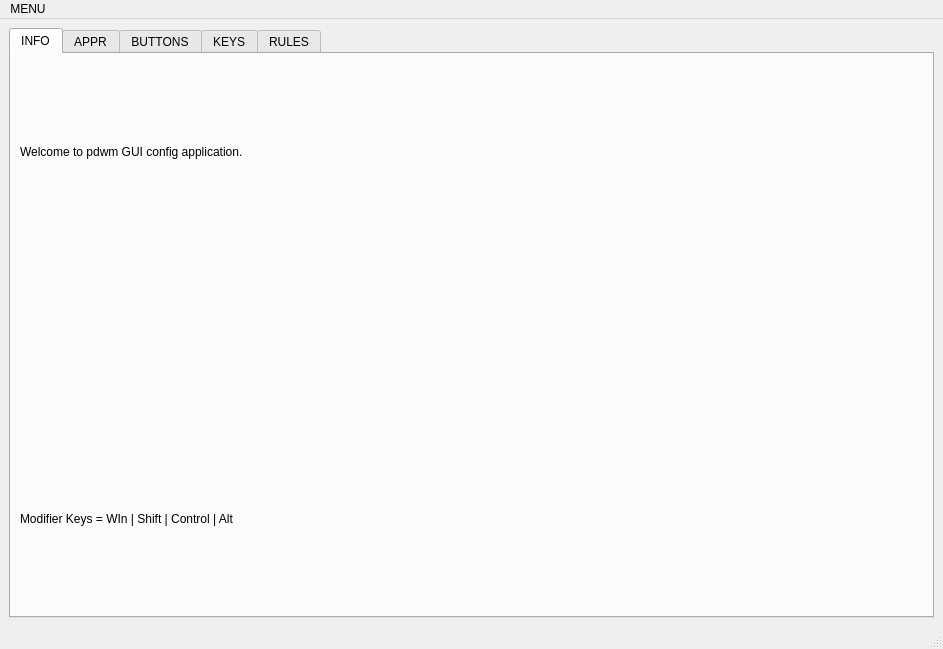
FT-Labs/pdwmc, file main.ui: the form before one commit.
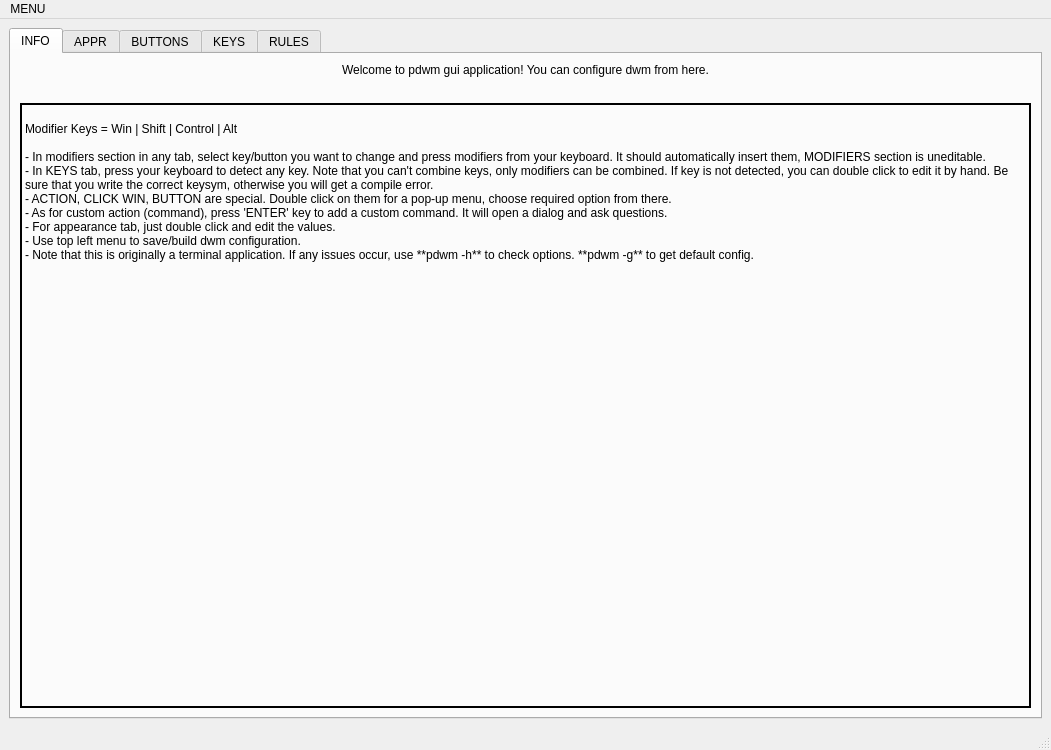
The form after the commit. Icons and pictures are not drawn.

Diff of the .ui file:
```diff
--- a/main.ui
+++ b/main.ui
@@ -6,8 +6,8 @@
    <rect>
     <x>0</x>
     <y>0</y>
-    <width>943</width>
-    <height>649</height>
+    <width>1051</width>
+    <height>750</height>
    </rect>
   </property>
   <property name="windowTitle">
@@ -31,14 +31,29 @@
            <enum>QLayout::SetMaximumSize</enum>
           </property>
           <item>
-           <widget class="QLabel" name="label">
+           <widget class="QLabel" name="label_pwdm_welcome">
+            <property name="sizePolicy">
+             <sizepolicy hsizetype="Preferred" vsizetype="Maximum">
+              <horstretch>0</horstretch>
+              <verstretch>0</verstretch>
+             </sizepolicy>
+            </property>
             <property name="text">
-             <string>Welcome to pdwm GUI config application.</string>
+             <string>Welcome to pdwm gui application! You can configure dwm from here.</string>
+            </property>
+            <property name="alignment">
+             <set>Qt::AlignCenter</set>
             </property>
            </widget>
           </item>
           <item>
            <widget class="QLabel" name="label_2">
+            <property name="sizePolicy">
+             <sizepolicy hsizetype="Preferred" vsizetype="Maximum">
+              <horstretch>0</horstretch>
+              <verstretch>0</verstretch>
+             </sizepolicy>
+            </property>
             <property name="text">
              <string/>
             </property>
@@ -49,14 +64,36 @@
              <bool>false</bool>
             </property>
             <property name="alignment">
-             <set>Qt::AlignCenter</set>
+             <set>Qt::AlignHCenter|Qt::AlignTop</set>
             </property>
            </widget>
           </item>
           <item>
            <widget class="QLabel" name="label_3">
+            <property name="frameShape">
+             <enum>QFrame::WinPanel</enum>
+            </property>
             <property name="text">
-             <string>Modifier Keys = WIn | Shift | Control | Alt</string>
+             <string>
+Modifier Keys = Win | Shift | Control | Alt
+
+- In modifiers section in any tab, select key/button you want to change and press modifiers from your keyboard. It should automatically insert them, MODIFIERS section is uneditable.
+- In KEYS tab, press your keyboard to detect any key. Note that you can't combine keys, only modifiers can be combined. If key is not detected, you can double click to edit it by hand. Be sure that you write the correct keysym, otherwise you will get a compile error.
+- ACTION, CLICK WIN, BUTTON are special. Double click on them for a pop-up menu, choose required option from there.
+- As for custom action (command), press 'ENTER' key to add a custom command. It will open a dialog and ask questions.
+- For appearance tab, just double click and edit the values.
+- Use top left menu to save/build dwm configuration.
+- Note that this is originally a terminal application. If any issues occur, use **pdwm -h** to check options. **pdwm -g** to get default config.
+            </string>
+            </property>
+            <property name="textFormat">
+             <enum>Qt::MarkdownText</enum>
+            </property>
+            <property name="alignment">
+             <set>Qt::AlignLeading|Qt::AlignLeft|Qt::AlignTop</set>
+            </property>
+            <property name="wordWrap">
+             <bool>true</bool>
             </property>
            </widget>
           </item>
@@ -261,7 +298,7 @@
     <rect>
      <x>0</x>
      <y>0</y>
-     <width>943</width>
+     <width>1051</width>
      <height>20</height>
     </rect>
    </property>
```
Left out of the diff: 4 changed lines with no effect on the pictures.
